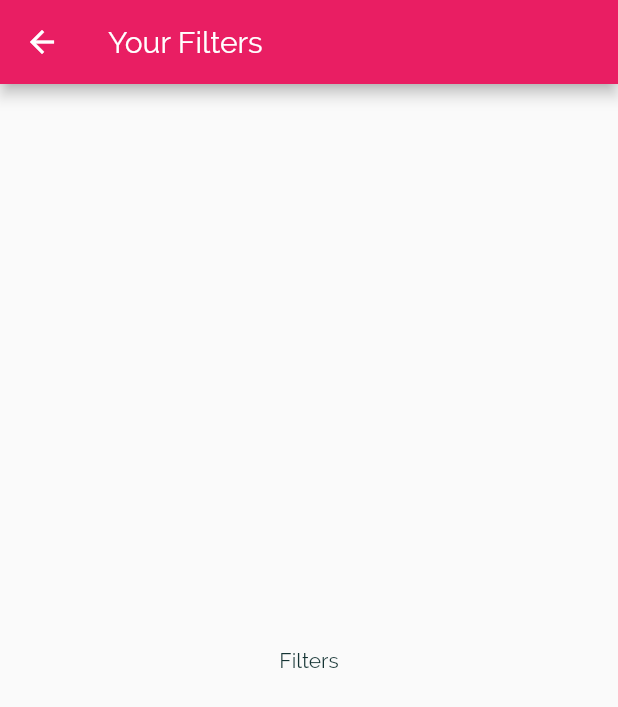
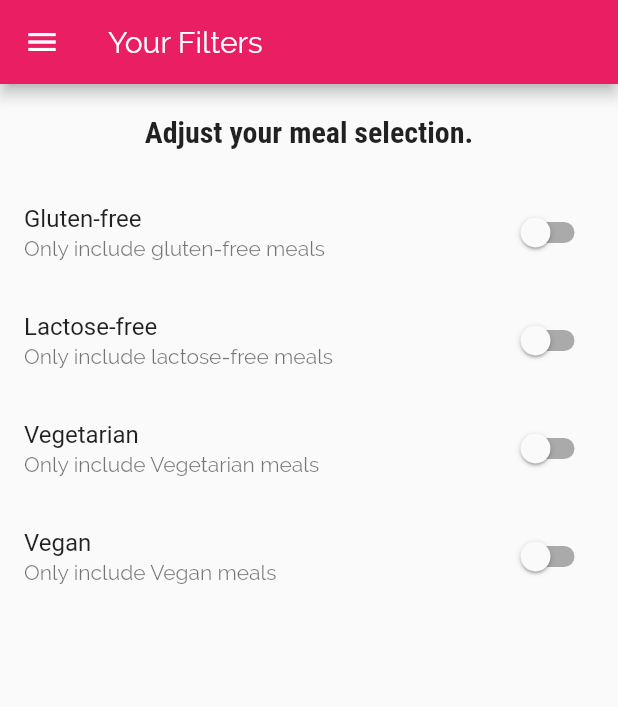
Before and after one commit to jvnagarjuna/flutter_meals_app, a Flutter app: the FiltersScreen screen opened by its route, on a phone screen of 412 x 824 dp. Shown: the top 707 px of the screen. Run offline on Flutter 3.47's test engine with Material 2 defaults, Android fonts, the phone set to English and light mode, and no system bars.

Commit message:
179. Adding Filter Switches

```diff
--- a/lib/screens/filters_screen.dart
+++ b/lib/screens/filters_screen.dart
@@ -1,19 +1,100 @@
 import 'package:flutter/material.dart';
 import '../widgets/main_drawer.dart';
 
-class FiltersScreen extends StatelessWidget {
+class FiltersScreen extends StatefulWidget {
   static const routeName = '/filters';
+
+  @override
+  _FiltersScreenState createState() => _FiltersScreenState();
+}
+
+class _FiltersScreenState extends State<FiltersScreen> {
+  bool _glutenFree = false;
+  bool _vegetarian = false;
+  bool _vegan = false;
+  bool _lactoseFree = false;
+
+  Widget _buildSwitchListTile(String title, String description,
+      bool currentValue, Function updateValue) {
+    return SwitchListTile(
+      title: Text(title),
+      value: currentValue,
+      subtitle: Text(description),
+      onChanged: updateValue,
+    );
+  }
+
   @override
   Widget build(BuildContext context) {
     return Scaffold(
       appBar: AppBar(
         title: Text('Your Filters'),
       ),
-      // drawer: MainDrawer(),
-      body: Center(
-        child: Text(
-          'Filters',
-        ),
+      drawer: MainDrawer(),
+      body: Column(
+        children: [
+          Container(
+            padding: EdgeInsets.all(20),
+            child: Text(
+              'Adjust your meal selection.',
+              style: Theme.of(context).textTheme.title,
+            ),
+          ),
+          Expanded(
+            child: ListView(
+              children: [
+                _buildSwitchListTile(
+                  'Gluten-free',
+                  'Only include gluten-free meals',
+                  _glutenFree,
+                  (newValue) {
+                    setState(
+                      () {
+                        _glutenFree = newValue;
+                      },
+                    );
+                  },
+                ),
+                _buildSwitchListTile(
+                  'Lactose-free',
+                  'Only include lactose-free meals',
+                  _lactoseFree,
+                  (newValue) {
+                    setState(
+                      () {
+                        _lactoseFree = newValue;
+                      },
+                    );
+                  },
+                ),
+                _buildSwitchListTile(
+                  'Vegetarian',
+                  'Only include Vegetarian meals',
+                  _vegetarian,
+                  (newValue) {
+                    setState(
+                      () {
+                        _vegetarian = newValue;
+                      },
+                    );
+                  },
+                ),
+                _buildSwitchListTile(
+                  'Vegan',
+                  'Only include Vegan meals',
+                  _vegan,
+                  (newValue) {
+                    setState(
+                      () {
+                        _vegan = newValue;
+                      },
+                    );
+                  },
+                ),
+              ],
+            ),
+          ),
+        ],
       ),
     );
   }
```
